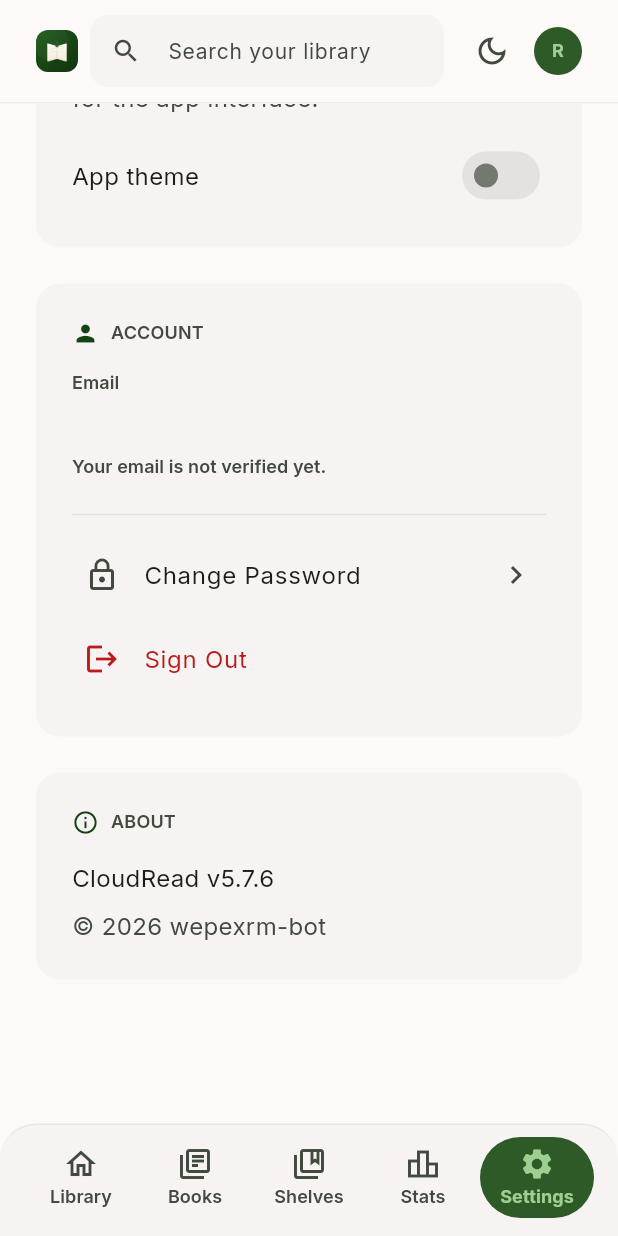
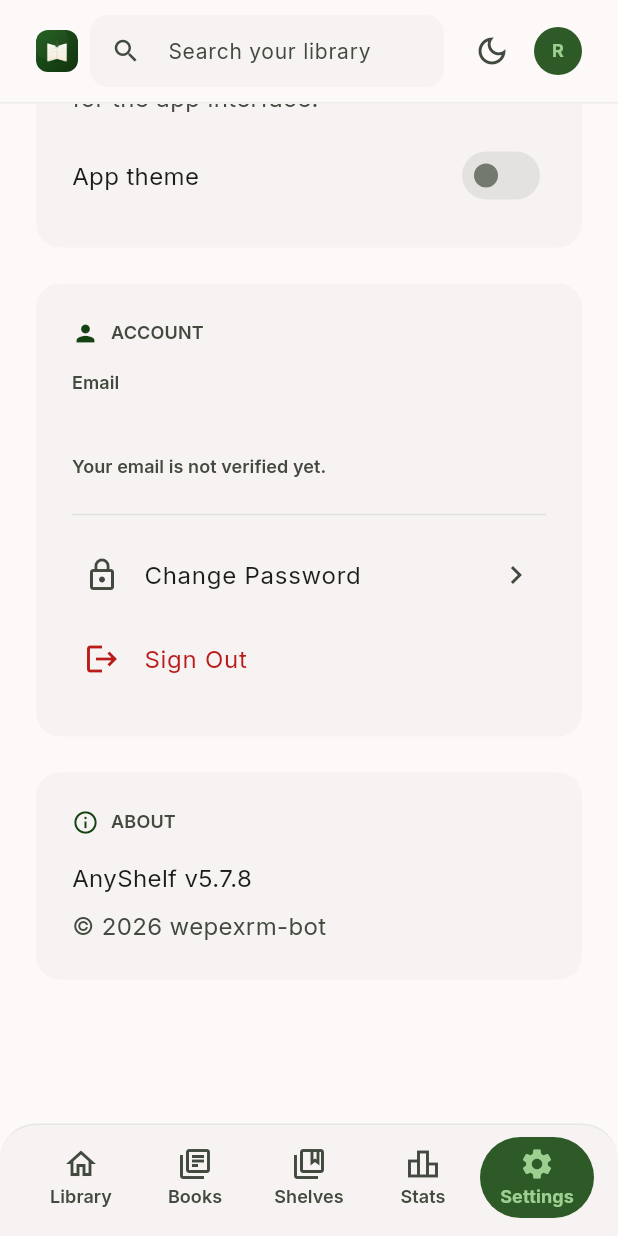
Before and after one commit to wepexrm-bot/AnyShelf, a Flutter app: the AppShell screen opened directly, item 5 of the bottom bar chosen, scrolled down 210 dp, on a phone screen of 412 x 824 dp. Run offline on Flutter 3.47's test engine with Material 3 defaults, Android fonts, the phone set to English and light mode, and no system bars; our stand-ins replace google_fonts, package_info_plus, shared_preferences; missing offline and left inert: file_selector, pdfrx; accounts and stored records are empty; network calls fail.

Commit message:
fix(mobile): smooth light/dark crossfade, stats chart overflow, AnyShelf about branding; bump to 5.7.8+32

```diff
--- a/mobile/lib/main.dart
+++ b/mobile/lib/main.dart
@@ -71,6 +71,13 @@
   }
 }
 
+// The day/night ThemeData are built once (lazily, on first access) and reused,
+// so toggling light/dark never re-runs ColorScheme.fromSeed() / GoogleFont
+// resolution on the swap frame — that per-toggle hitch was a source of jank
+// during the theme transition.
+final ThemeData _dayTheme = sereneTheme(SereneColorScheme.day);
+final ThemeData _nightTheme = sereneTheme(SereneColorScheme.night);
+
 class CloudReadApp extends StatefulWidget {
   const CloudReadApp({super.key});
 
@@ -136,8 +143,14 @@
           title: 'AnyShelf',
           debugShowCheckedModeBanner: false,
           navigatorKey: _navKey,
-          theme: sereneTheme(SereneColorScheme.day),
-          darkTheme: sereneTheme(SereneColorScheme.night),
+          theme: _dayTheme,
+          darkTheme: _nightTheme,
+          // A shorter-than-default crossfade: 200ms of per-frame ThemeData
+          // lerp across every Theme-dependent widget (all IndexedStack tabs
+          // stay alive) is what made the toggle feel sluggish; 120ms keeps the
+          // fade but drops ~40% of the interpolated frames.
+          themeAnimationDuration: const Duration(milliseconds: 120),
+          themeAnimationCurve: Curves.easeOutCubic,
           themeMode: _uiMode.mode,
           home: const _AuthGate(),
         ),
--- a/mobile/lib/screens/settings_screen.dart
+++ b/mobile/lib/screens/settings_screen.dart
@@ -293,7 +293,7 @@
         children: [
           const _SectionHeader(icon: Icons.info_outline, text: 'About'),
           const SizedBox(height: 16),
-          Text('CloudRead v$_version',
+          Text('AnyShelf v$_version',
               style: SereneType.uiBody.copyWith(color: colors.onSurface)),
           const SizedBox(height: 8),
           Text('© 2026 wepexrm-bot',
--- a/mobile/lib/screens/stats_screen.dart
+++ b/mobile/lib/screens/stats_screen.dart
@@ -238,7 +238,7 @@
               style: SereneType.labelSm.copyWith(color: colors.onSurfaceVariant, letterSpacing: 1)),
           const SizedBox(height: 16),
           SizedBox(
-            height: 120,
+            height: 132,
             child: Row(
               crossAxisAlignment: CrossAxisAlignment.end,
               children: [
--- a/mobile/lib/widgets/app_shell.dart
+++ b/mobile/lib/widgets/app_shell.dart
@@ -44,14 +44,19 @@
         MediaQuery.sizeOf(context).width >= SereneLayout.tabletBreakpoint;
 
     final pages = [
-      LibraryScreen(
-        onOpenBook: _openBook,
-        onGoToShelves: () => setState(() => _index = 2),
+      // Each destination is its own RepaintBoundary so the theme crossfade (and
+      // tab switches) only repaint the visible tab — the other four stay in
+      // their cached layers instead of re-compositing every animation frame.
+      RepaintBoundary(
+        child: LibraryScreen(
+          onOpenBook: _openBook,
+          onGoToShelves: () => setState(() => _index = 2),
+        ),
       ),
-      BooksScreen(onOpenBook: _openBook),
-      ShelvesScreen(onOpenBook: _openBook),
-      const StatsScreen(),
-      const SettingsScreen(),
+      RepaintBoundary(child: BooksScreen(onOpenBook: _openBook)),
+      RepaintBoundary(child: ShelvesScreen(onOpenBook: _openBook)),
+      const RepaintBoundary(child: StatsScreen()),
+      const RepaintBoundary(child: SettingsScreen()),
     ];
 
     if (isTablet) {
--- a/mobile/pubspec.yaml
+++ b/mobile/pubspec.yaml
@@ -1,7 +1,7 @@
 name: cloudread
 description: CloudRead — cloud-native PDF reading app (Serene design)
 publish_to: "none"
-version: 5.7.6+30
+version: 5.7.8+32
 
 environment:
   sdk: ">=3.6.0 <4.0.0"
```
